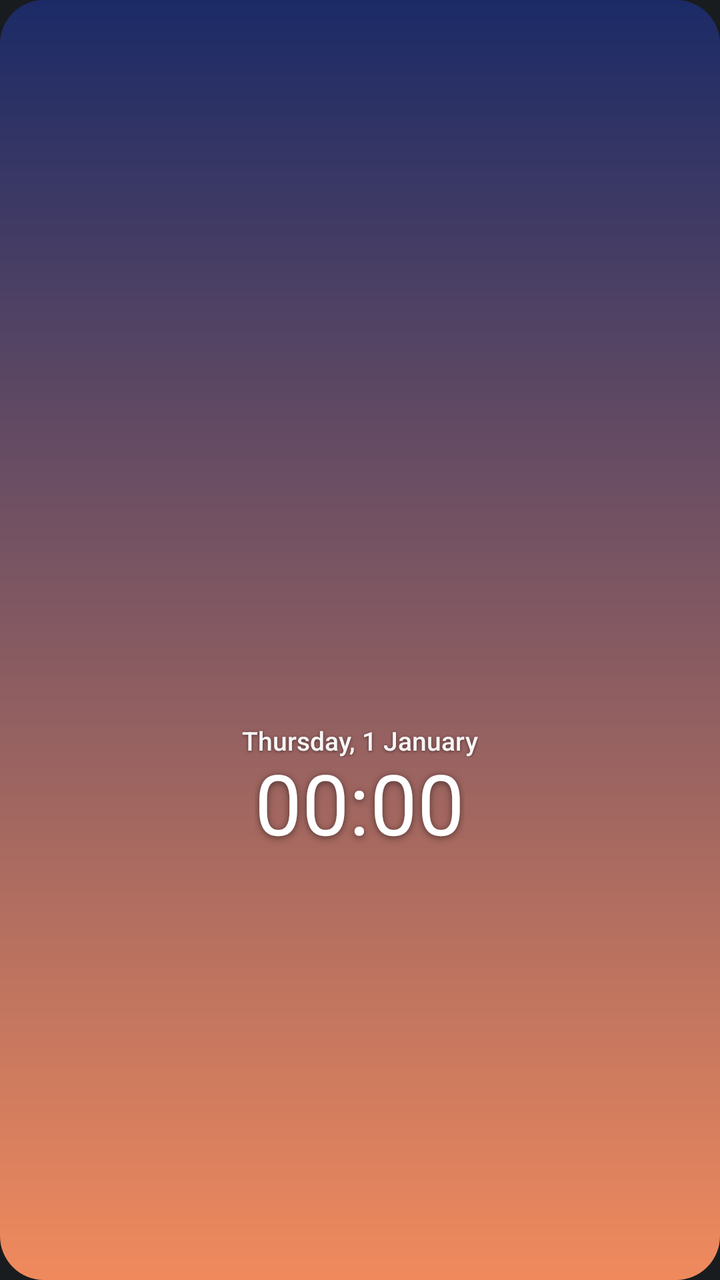
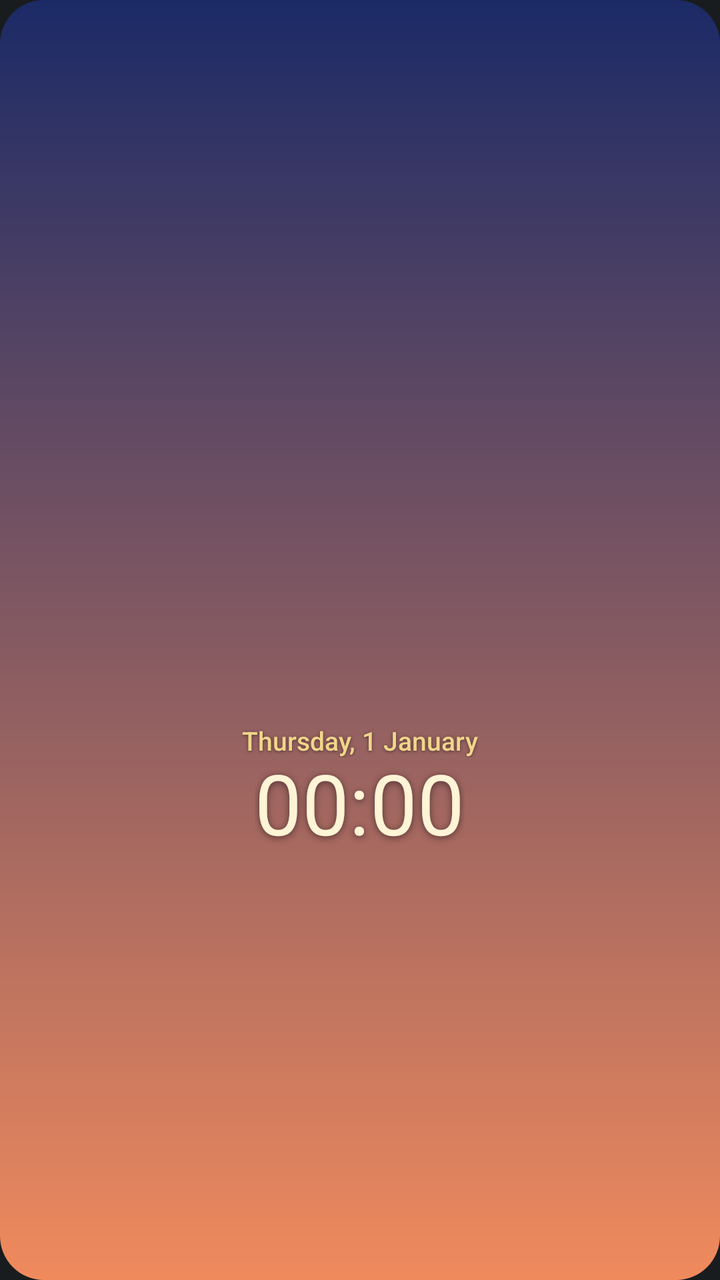

Compare the two renders of this Android layout. The source of the first and the diff that turns it into the second are given below.
<!-- AndroidManifest.xml: application theme android:Theme.DeviceDefault.NoActionBar -->
<!-- res/layout/widget.xml -->
<?xml version="1.0" encoding="utf-8"?>
<FrameLayout xmlns:android="http://schemas.android.com/apk/res/android"
    android:layout_width="match_parent"
    android:layout_height="match_parent">

    <ImageView
        android:id="@+id/bg"
        android:layout_width="match_parent"
        android:layout_height="match_parent"
        android:scaleType="fitXY"
        android:src="@drawable/bg_initial" />

    <LinearLayout
        android:layout_width="match_parent"
        android:layout_height="match_parent"
        android:orientation="vertical"
        android:weightSum="100">

        <LinearLayout
            android:id="@+id/top_area"
            android:layout_width="match_parent"
            android:layout_height="0dp"
            android:layout_weight="68"
            android:gravity="center_horizontal|bottom"
            android:orientation="vertical"
            android:paddingBottom="7dp">

            <TextClock
                android:id="@+id/date"
                android:layout_width="wrap_content"
                android:layout_height="wrap_content"
                android:fontFamily="sans-serif-medium"
                android:format12Hour="EEEE, d MMMM"
                android:format24Hour="EEEE, d MMMM"
                android:includeFontPadding="false"
                android:shadowColor="#80000000"
                android:shadowDx="0"
                android:shadowDy="1"
                android:shadowRadius="4"
                android:textColor="#F2FFFFFF"
                android:textSize="13dp" />

            <TextClock
                android:id="@+id/time"
                android:layout_width="wrap_content"
                android:layout_height="wrap_content"
                android:fontFamily="sans-serif"
                android:format12Hour="HH:mm"
                android:format24Hour="HH:mm"
                android:includeFontPadding="false"
                android:shadowColor="#80000000"
                android:shadowDx="0"
                android:shadowDy="2"
                android:shadowRadius="8"
                android:textColor="#FFFFFFFF"
                android:textSize="42dp" />
        </LinearLayout>

        <FrameLayout
            android:id="@+id/ground_hit"
            android:layout_width="match_parent"
            android:layout_height="0dp"
            android:layout_weight="32" />
    </LinearLayout>
</FrameLayout>
<!-- resources referenced by this layout -->
<resources>
  <!-- drawable bg_initial (drawable) -->
  <?xml version="1.0" encoding="utf-8"?>
  <shape xmlns:android="http://schemas.android.com/apk/res/android"
      android:shape="rectangle">
      <gradient
          android:angle="270"
          android:endColor="#F08A5D"
          android:startColor="#1B2A66" />
      <corners android:radius="22dp" />
  </shape>
</resources>

<!-- the commit's change to res/layout/widget.xml (unified diff, before → after) -->
@@ -37,7 +37,7 @@
                 android:shadowDx="0"
                 android:shadowDy="1"
                 android:shadowRadius="4"
-                android:textColor="#F2FFFFFF"
+                android:textColor="#FFF1D58A"
                 android:textSize="13dp" />
 
             <TextClock
@@ -52,7 +52,7 @@
                 android:shadowDx="0"
                 android:shadowDy="2"
                 android:shadowRadius="8"
-                android:textColor="#FFFFFFFF"
+                android:textColor="#FFFFF4D6"
                 android:textSize="42dp" />
         </LinearLayout>
 
